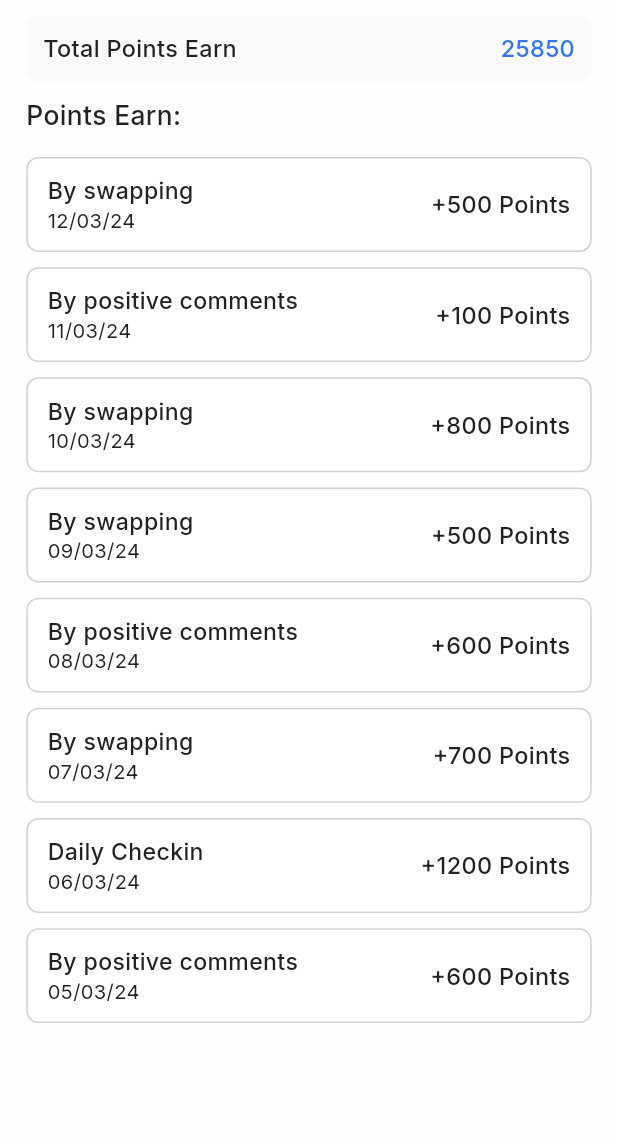
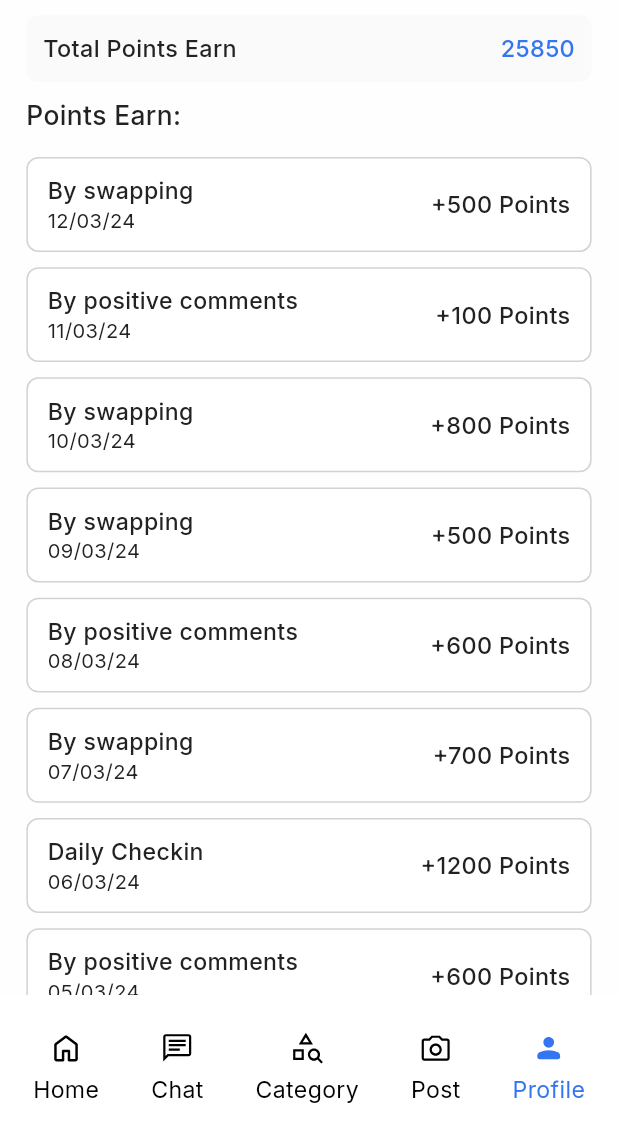
Before and after one commit to bdCalling-Sdt-hub/trade_app, a Flutter app: the PointsEarnedScreen screen opened by its route, on a phone screen of 412 x 824 dp, the part 96-1236 px from its top. Run offline on Flutter 3.47's test engine with Material 3 defaults, Android fonts, the phone set to English and light mode, and no system bars; our stand-ins replace cached_network_image, carousel_slider, connectivity_plus, country_picker, flutter_rating_bar, flutter_screenutil and 10 more; accounts and stored records are empty; network calls fail; project files that could hold a hidden picture were left out.

```diff
--- a/lib/controller/membership_controller/membership_controller.dart
+++ b/lib/controller/membership_controller/membership_controller.dart
@@ -28,4 +28,28 @@ class MembershipController extends GetxController {
     'Earn 25 points for each swap',
     '10 points for positive comments'
   ];
+
+
+  final List<Map<String, String>> pointsData = [
+    {'action': 'By swapping', 'date': '12/03/24', 'points': '+500 Points'},
+    {
+      'action': 'By positive comments',
+      'date': '11/03/24',
+      'points': '+100 Points'
+    },
+    {'action': 'By swapping', 'date': '10/03/24', 'points': '+800 Points'},
+    {'action': 'By swapping', 'date': '09/03/24', 'points': '+500 Points'},
+    {
+      'action': 'By positive comments',
+      'date': '08/03/24',
+      'points': '+600 Points'
+    },
+    {'action': 'By swapping', 'date': '07/03/24', 'points': '+700 Points'},
+    {'action': 'Daily Checkin', 'date': '06/03/24', 'points': '+1200 Points'},
+    {
+      'action': 'By positive comments',
+      'date': '05/03/24',
+      'points': '+600 Points'
+    },
+  ];
 }
--- a/lib/core/app_routes/app_routes.dart
+++ b/lib/core/app_routes/app_routes.dart
@@ -12,6 +12,7 @@ import 'package:trade_app/view/screens/category_screen/sub_category_screen/sub_c
 import 'package:trade_app/view/screens/just_for_you/just_for_you.dart';
 import 'package:trade_app/view/screens/membership_package/membership_package_screen.dart';
 import 'package:trade_app/view/screens/my_membership_screen/membership_details_screen/membership_details_screen.dart';
+import 'package:trade_app/view/screens/my_membership_screen/points_earn_screen/points_earn_screen.dart';
 import 'package:trade_app/view/screens/notification_screen/notification_screen.dart';
 import 'package:trade_app/view/screens/other_profile/other_profile.dart';
 import 'package:trade_app/view/screens/package_details/package_details_screen.dart';
@@ -33,7 +34,6 @@ import 'package:trade_app/view/screens/my_membership_screen/my_membership_screen
 import 'package:trade_app/view/screens/my_products_screen/my_product_details_screen/my_product_details_screen.dart';
 import 'package:trade_app/view/screens/my_products_screen/my_products_screen.dart';
 import 'package:trade_app/view/screens/my_rating_screen/my_rating_screen.dart';
-import 'package:trade_app/view/screens/points_earn_screen/points_earn_screen.dart';
 import 'package:trade_app/view/screens/privacy_policy_screen/privacy_policy_screen.dart';
 import 'package:trade_app/view/screens/setting_screen/setting_screen.dart';
 import 'package:trade_app/view/screens/swap_history_screen/swap_history_screen.dart';
@@ -114,7 +114,7 @@ class AppRoutes {
     GetPage(name: myProductsScreen, page: () =>  MyProductsScreen()),
     GetPage(name: myProductDetailsScreen, page: () =>    const MyProductDetailsScreen()),
     GetPage(name: myMembershipScreen, page: () =>     MyMembershipScreen()),
-    GetPage(name: pointsEarnedScreen, page: () =>    const PointsEarnedScreen()),
+    GetPage(name: pointsEarnedScreen, page: () =>     PointsEarnedScreen()),
     GetPage(name: myRatingScreen, page: () =>     MyRatingScreen()),
     GetPage(name: membershipDetailsScreen, page: () =>      MembershipDetailsScreen()),
 
@@ -124,16 +124,16 @@ class AppRoutes {
     GetPage(name: packageDetailsScreen, page: () =>  PackageDetailsScreen()),
     GetPage(name: membershipPackageScreen, page: () =>   MembershipPackageScreen()),
     GetPage(name: preApprovalQuestionScreen, page: () =>   PreApprovalQuestionScreen()),
-    GetPage(name: preApprovalQuestion2Screen, page: () =>   PreApprovalQuestion2Screen()),
+    GetPage(name: preApprovalQuestion2Screen, page: () =>   const PreApprovalQuestion2Screen()),
     GetPage(name: preApprovalQuestion3Screen, page: () =>   PreApprovalQuestion3Screen()),
     GetPage(name: languageScreen, page: () =>   LanguageScreen()),
     GetPage(name: categoryScreen, page: () =>    CategoryScreen()),
     GetPage(name: notificationScreen, page: () =>   const NotificationScreen()),
     GetPage(name: otherProfile, page: () =>   const OtherProfile()),
     GetPage(name: productDetailsScreen, page: () =>  ProductDetailsScreen()),
-    GetPage(name: swapProductScreen, page: () =>  SwapProductScreen()),
-    GetPage(name: topProductsScreen, page: () =>  TopProductsScreen()),
-    GetPage(name: justForYou, page: () =>  JustForYou()),
+    GetPage(name: swapProductScreen, page: () =>  const SwapProductScreen()),
+    GetPage(name: topProductsScreen, page: () =>  const TopProductsScreen()),
+    GetPage(name: justForYou, page: () =>  const JustForYou()),
     GetPage(name: searchScreen, page: () =>   SearchScreen()),
     GetPage(name: subCategoryScreen, page: () =>   SubCategoryScreen()),
     GetPage(name: subCategoryProducts, page: () =>   const SubCategoryProducts()),
--- /dev/null
+++ b/lib/view/screens/my_membership_screen/points_earn_screen/points_earn_screen.dart
@@ -0,0 +1,114 @@
+import 'package:flutter/material.dart';
+import 'package:flutter_screenutil/flutter_screenutil.dart';
+import 'package:get/get.dart';
+import 'package:trade_app/controller/membership_controller/membership_controller.dart';
+import 'package:trade_app/utils/app_colors/app_colors.dart';
+import 'package:trade_app/utils/app_strings/app_strings.dart';
+import 'package:trade_app/view/components/custom_app_bar/custom_app_bar.dart';
+import 'package:trade_app/view/components/custom_details_container/custom_details_container.dart';
+import 'package:trade_app/view/components/custom_text/custom_text.dart';
+import 'package:trade_app/view/components/nav_bar/nav_bar.dart';
+
+class PointsEarnedScreen extends StatelessWidget {
+   PointsEarnedScreen({super.key});
+final MembershipController membershipController = Get.find<MembershipController>();
+  @override
+  Widget build(BuildContext context) {
+
+
+    return Scaffold(
+      backgroundColor: AppColors.white50,
+      ///========================NavBar ===========
+      bottomNavigationBar: const NavBar(currentIndex: 4),
+
+      ///========================Points Earn Appbar===========
+      appBar: CustomAppBar(
+        appBarContent: AppStrings.pointsEarn.tr,
+      ),
+      body: Padding(
+          padding: EdgeInsets.symmetric(
+            horizontal: 16.w,
+          ),
+          child: SingleChildScrollView(
+
+            child: Column(
+              crossAxisAlignment: CrossAxisAlignment.start,
+              children: [
+                ///=======================Total points=============
+                CustomDetailContainer(
+                    color: AppColors.white200,
+                    child: Row(
+                      children: [
+                        CustomText(
+                          text: AppStrings.totalPointsEarn.tr,
+                          fontWeight: FontWeight.w500,
+                          fontSize: 14.sp,
+                          color: AppColors.black500,
+                        ),
+                        const Spacer(),
+                        CustomText(
+                          text: '25850'.tr,
+                          fontWeight: FontWeight.w500,
+                          fontSize: 14.sp,
+                          color: AppColors.blue500,
+                        ),
+                      ],
+                    )),
+                CustomText(
+                  text: '${AppStrings.pointsEarn}:'.tr,
+                  fontWeight: FontWeight.w500,
+                  fontSize: 16,
+                  color: AppColors.black500,
+                  bottom: 10,
+                ),
+                Column(
+                  children: List.generate(membershipController.pointsData.length, (index) {
+                    final item = membershipController.pointsData[index];
+                    return Padding(
+                      padding: EdgeInsets.symmetric(vertical: 5.h),
+                      child: Container(
+                        padding: EdgeInsets.symmetric(
+                            vertical: 10.h, horizontal: 12.w),
+                        decoration: BoxDecoration(
+                          color: Colors.white,
+                          borderRadius: BorderRadius.circular(8),
+                          border: Border.all(color: AppColors.gray300),
+                        ),
+                        child: Row(
+                          mainAxisAlignment: MainAxisAlignment.spaceBetween,
+                          children: [
+                            Column(
+                              crossAxisAlignment: CrossAxisAlignment.start,
+                              children: [
+                                CustomText(
+                                  text: item['action']!,
+                                  fontWeight: FontWeight.w500,
+                                  fontSize: 14,
+                                  color: AppColors.black500,
+                                ),
+                                CustomText(
+                                  text: item['date']!,
+                                  fontWeight: FontWeight.w400,
+                                  fontSize: 12.sp,
+                                  color: AppColors.black500,
+                                ),
+                              ],
+                            ),
+                            CustomText(
+                              text: item['points']!,
+                              fontWeight: FontWeight.w500,
+                              fontSize: 14.sp,
+                              color: AppColors.black500,
+                            ),
+                          ],
+                        ),
+                      ),
+                    );
+                  }),
+                )
+              ],
+            ),
+          )),
+    );
+  }
+}
--- a/lib/view/screens/my_products_screen/my_products_screen.dart
+++ b/lib/view/screens/my_products_screen/my_products_screen.dart
@@ -7,15 +7,18 @@ import 'package:trade_app/utils/app_strings/app_strings.dart';
 import 'package:trade_app/view/components/custom_app_bar/custom_app_bar.dart';
 import 'package:trade_app/view/components/custom_my_products/custom_my_product.dart';
 import 'package:trade_app/view/components/custom_text/custom_text.dart';
+import 'package:trade_app/view/components/nav_bar/nav_bar.dart';
 import 'package:trade_app/view/screens/home_screen/home_controller/home_controller.dart';
 
 class MyProductsScreen extends StatelessWidget {
     MyProductsScreen({super.key});
-    HomeController controller = Get.find<HomeController>();
+   final HomeController controller = Get.find<HomeController>();
   @override
   Widget build(BuildContext context) {
     return Scaffold(
       backgroundColor: AppColors.white,
+      bottomNavigationBar: const NavBar(currentIndex: 4),
+
       ///============================My Product Appbar===============
       appBar: CustomAppBar(
         appBarContent: AppStrings.myProducts.tr,
--- a/lib/view/screens/my_rating_screen/my_rating_screen.dart
+++ b/lib/view/screens/my_rating_screen/my_rating_screen.dart
@@ -8,6 +8,7 @@ import 'package:trade_app/view/components/custom_app_bar/custom_app_bar.dart';
 import 'package:trade_app/view/components/custom_details_container/custom_details_container.dart';
 import 'package:trade_app/view/components/custom_rating_card/custom_rating_card.dart';
 import 'package:trade_app/view/components/custom_text/custom_text.dart';
+import 'package:trade_app/view/components/nav_bar/nav_bar.dart';
 
 class MyRatingScreen extends StatelessWidget {
   final List<Map<String, dynamic>> ratingsData = [
@@ -41,6 +42,7 @@ class MyRatingScreen extends StatelessWidget {
   Widget build(BuildContext context) {
     return Scaffold(
       backgroundColor: AppColors.white50,
+      bottomNavigationBar: const NavBar(currentIndex: 4),
 
       ///========================myRatingAndComments Appbar==============
       appBar: CustomAppBar(
--- a/lib/view/screens/points_earn_screen/points_earn_screen.dart
+++ /dev/null
@@ -1,128 +0,0 @@
-import 'package:flutter/material.dart';
-import 'package:flutter_screenutil/flutter_screenutil.dart';
-import 'package:get/get.dart';
-import 'package:trade_app/utils/app_colors/app_colors.dart';
-import 'package:trade_app/utils/app_strings/app_strings.dart';
-import 'package:trade_app/view/components/custom_app_bar/custom_app_bar.dart';
-import 'package:trade_app/view/components/custom_details_container/custom_details_container.dart';
-import 'package:trade_app/view/components/custom_text/custom_text.dart';
-
-class PointsEarnedScreen extends StatelessWidget {
-  const PointsEarnedScreen({super.key});
-
-  @override
-  Widget build(BuildContext context) {
-    final List<Map<String, String>> pointsData = [
-      {'action': 'By swapping', 'date': '12/03/24', 'points': '+500 Points'},
-      {
-        'action': 'By positive comments',
-        'date': '11/03/24',
-        'points': '+100 Points'
-      },
-      {'action': 'By swapping', 'date': '10/03/24', 'points': '+800 Points'},
-      {'action': 'By swapping', 'date': '09/03/24', 'points': '+500 Points'},
-      {
-        'action': 'By positive comments',
-        'date': '08/03/24',
-        'points': '+600 Points'
-      },
-      {'action': 'By swapping', 'date': '07/03/24', 'points': '+700 Points'},
-      {'action': 'Daily Checkin', 'date': '06/03/24', 'points': '+1200 Points'},
-      {
-        'action': 'By positive comments',
-        'date': '05/03/24',
-        'points': '+600 Points'
-      },
-    ];
-
-    return Scaffold(
-      backgroundColor: AppColors.white50,
-
-      ///========================Points Earn Appbar===========
-      appBar: CustomAppBar(
-        appBarContent: AppStrings.pointsEarn.tr,
-      ),
-      body: Padding(
-          padding: EdgeInsets.symmetric(
-            horizontal: 16.w,
-          ),
-          child: Column(
-            crossAxisAlignment: CrossAxisAlignment.start,
-            children: [
-              ///=======================Total points=============
-              CustomDetailContainer(
-                  color: AppColors.white200,
-                  child: Row(
-                    children: [
-                      CustomText(
-                        text: AppStrings.totalPointsEarn.tr,
-                        fontWeight: FontWeight.w500,
-                        fontSize: 14.sp,
-                        color: AppColors.black500,
-                      ),
-                      const Spacer(),
-                      CustomText(
-                        text: '25850'.tr,
-                        fontWeight: FontWeight.w500,
-                        fontSize: 14.sp,
-                        color: AppColors.blue500,
-                      ),
-                    ],
-                  )),
-              CustomText(
-                text: '${AppStrings.pointsEarn}:'.tr,
-                fontWeight: FontWeight.w500,
-                fontSize: 16,
-                color: AppColors.black500,
-                bottom: 10,
-              ),
-              Column(
-                children: List.generate(pointsData.length, (index) {
-                  final item = pointsData[index];
-                  return Padding(
-                    padding: EdgeInsets.symmetric(vertical: 5.h),
-                    child: Container(
-                      padding: EdgeInsets.symmetric(
-                          vertical: 10.h, horizontal: 12.w),
-                      decoration: BoxDecoration(
-                        color: Colors.white,
-                        borderRadius: BorderRadius.circular(8),
-                        border: Border.all(color: AppColors.gray300),
-                      ),
-                      child: Row(
-                        mainAxisAlignment: MainAxisAlignment.spaceBetween,
-                        children: [
-                          Column(
-                            crossAxisAlignment: CrossAxisAlignment.start,
-                            children: [
-                              CustomText(
-                                text: item['action']!,
-                                fontWeight: FontWeight.w500,
-                                fontSize: 14,
-                                color: AppColors.black500,
-                              ),
-                              CustomText(
-                                text: item['date']!,
-                                fontWeight: FontWeight.w400,
-                                fontSize: 12.sp,
-                                color: AppColors.black500,
-                              ),
-                            ],
-                          ),
-                          CustomText(
-                            text: item['points']!,
-                            fontWeight: FontWeight.w500,
-                            fontSize: 14.sp,
-                            color: AppColors.black500,
-                          ),
-                        ],
-                      ),
-                    ),
-                  );
-                }),
-              )
-            ],
-          )),
-    );
-  }
-}
--- a/lib/view/screens/post_screen/post_edit_screen/post_edit_screen.dart
+++ b/lib/view/screens/post_screen/post_edit_screen/post_edit_screen.dart
@@ -16,7 +16,6 @@ class PostEditScreen extends StatelessWidget {
   Widget build(BuildContext context) {
     return Scaffold(
       backgroundColor: Colors.white,
-      bottomNavigationBar: const NavBar(currentIndex: 3),
 
       ///======================editAd appbar==============
       appBar: CustomAppBar(
--- a/lib/view/screens/swap_history_screen/swap_history_screen.dart
+++ b/lib/view/screens/swap_history_screen/swap_history_screen.dart
@@ -7,6 +7,7 @@ import 'package:trade_app/utils/app_strings/app_strings.dart';
 import 'package:trade_app/view/components/custom_app_bar/custom_app_bar.dart';
 import 'package:trade_app/view/components/custom_review_dialoge/custom_review_dialoge.dart';
 import 'package:trade_app/view/components/custom_swap_history/custom_swap_history.dart';
+import 'package:trade_app/view/components/nav_bar/nav_bar.dart';
 
 class SwapHistoryScreen extends StatelessWidget {
   const SwapHistoryScreen({super.key});
@@ -15,6 +16,7 @@ class SwapHistoryScreen extends StatelessWidget {
   Widget build(BuildContext context) {
     return Scaffold(
       backgroundColor: AppColors.white,
+      bottomNavigationBar: const NavBar(currentIndex: 4),
 
       ///==================swapHistory Appbar===============
       appBar: CustomAppBar(
--- a/lib/view/screens/swap_request_screen/swap_request_screen.dart
+++ b/lib/view/screens/swap_request_screen/swap_request_screen.dart
@@ -6,6 +6,7 @@ import 'package:trade_app/utils/app_const/app_const.dart';
 import 'package:trade_app/utils/app_strings/app_strings.dart';
 import 'package:trade_app/view/components/custom_app_bar/custom_app_bar.dart';
 import 'package:trade_app/view/components/custom_swap_requests/custom_swap_requests.dart';
+import 'package:trade_app/view/components/nav_bar/nav_bar.dart';
 
 class SwapRequestScreen extends StatelessWidget {
   const SwapRequestScreen({super.key});
@@ -14,6 +15,7 @@ class SwapRequestScreen extends StatelessWidget {
   Widget build(BuildContext context) {
     return Scaffold(
       backgroundColor: AppColors.white,
+      bottomNavigationBar: const NavBar(currentIndex: 4),
 
       ///==================swapRequests Appbar===============
       appBar: CustomAppBar(
```
